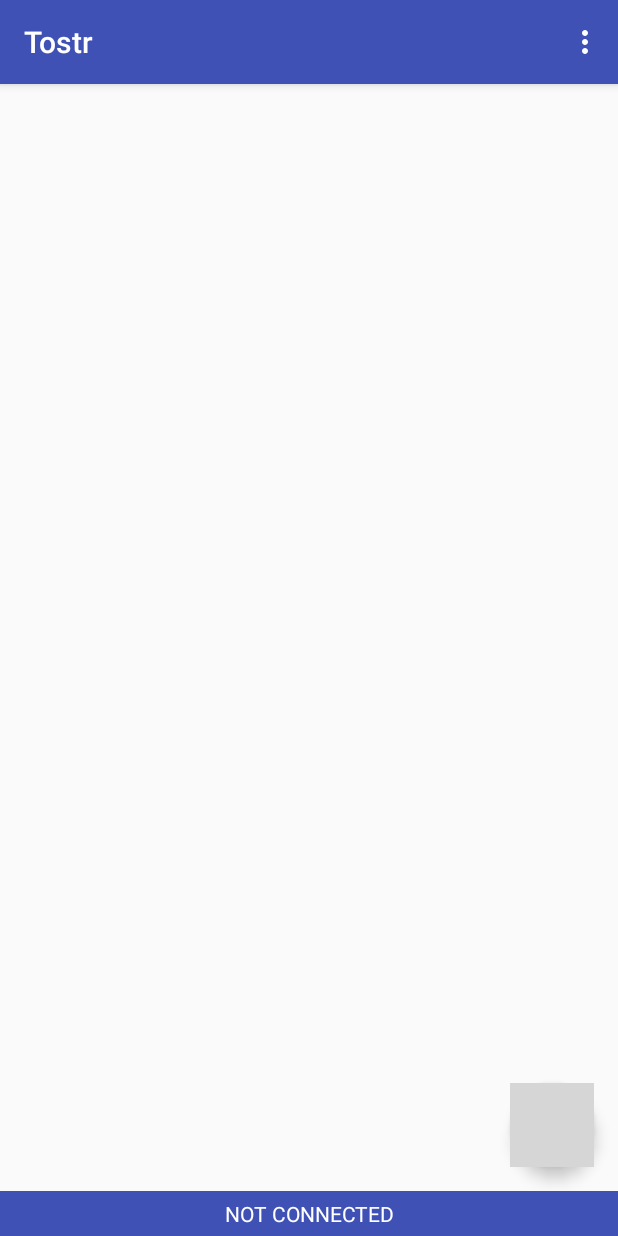
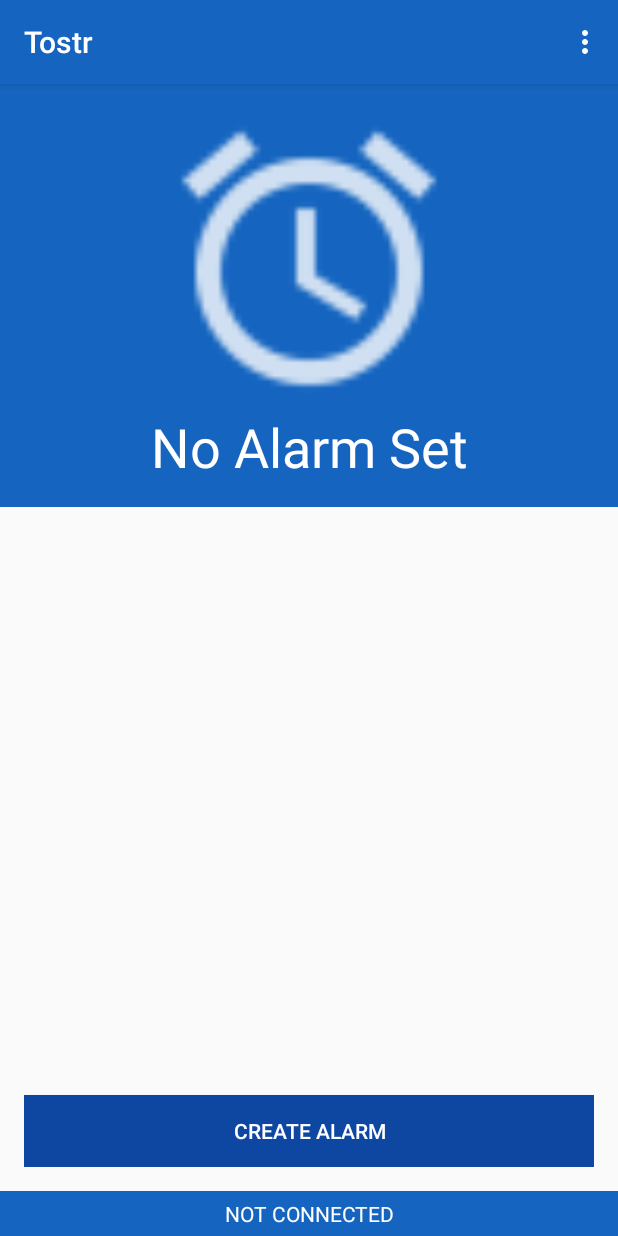
Before and after one commit to Speshel/Tostr, an Android app: the screen it shows after launch (MainActivity), on a phone screen of 412 x 824 dp. Run offline under Robolectric (Android 15) with nearby library versions, the phone set to English and light mode, and no system bars; libraries missing offline, so code that uses them is left out: com.pubnub.api; 6 statements that could not run were skipped; grey boxes are pictures that could not be loaded.

Commit message:
Changed the design Fixed some bugs regarding PubNub not being able to update the UI

```diff
--- a/app/src/main/java/me/loganfuller/tostr/MainActivity.java
+++ b/app/src/main/java/me/loganfuller/tostr/MainActivity.java
@@ -7,7 +7,6 @@ import android.content.Context;
 import android.content.Intent;
 import android.os.Build;
 import android.support.design.widget.FloatingActionButton;
-import android.support.design.widget.Snackbar;
 import android.support.v7.app.AppCompatActivity;
 import android.os.Bundle;
 import android.support.v7.widget.Toolbar;
@@ -15,7 +14,9 @@ import android.util.Log;
 import android.view.Menu;
 import android.view.MenuItem;
 import android.view.View;
+import android.widget.ArrayAdapter;
 import android.widget.Button;
+import android.widget.ListView;
 import android.widget.TextView;
 import android.widget.TimePicker;
 import android.widget.Toast;
@@ -29,31 +30,54 @@ import com.pubnub.api.models.consumer.PNStatus;
 import com.pubnub.api.models.consumer.pubsub.PNMessageResult;
 import com.pubnub.api.models.consumer.pubsub.PNPresenceEventResult;
 
+import java.text.ParseException;
+import java.text.SimpleDateFormat;
 import java.util.Arrays;
 import java.util.Calendar;
 import java.util.Collections;
+import java.util.Date;
+import java.util.Locale;
 
 import static android.os.Build.VERSION.SDK_INT;
 
 public class MainActivity extends AppCompatActivity {
 
+    /*
+    PubNub Variables
+     */
     private static final String PN = "PubNub";
     PubNub pubnub;
     String channel = "tostr";
 
-    // Alarm variables
+    /*
+    Alarm Variables
+     */
     PendingIntent pendingIntent;
     AlarmManager alarmManager;
 
-    TextView txtStatus;
+    /*
+    View declarations
+     */
+    TextView txtStatus, txtAlarmTime;
+    Button btnSetAlarm;
+    ListView lvAlarms;
 
     @Override
     protected void onCreate(Bundle savedInstanceState) {
         super.onCreate(savedInstanceState);
         setContentView(R.layout.activity_main);
+
+        /*
+        Setup the toolbar
+         */
         Toolbar toolbar = (Toolbar) findViewById(R.id.toolbar);
         setSupportActionBar(toolbar);
 
+        /*
+        Setup the FAB button and its associated onClickListener
+         */
+
+        /*
         FloatingActionButton fab = (FloatingActionButton) findViewById(R.id.fab);
         fab.setOnClickListener(new View.OnClickListener() {
             @Override
@@ -61,14 +85,17 @@ public class MainActivity extends AppCompatActivity {
                 setAlarm();
             }
         });
+        */
 
-        // Alarm
+        /*
+        Setup the alarm
+         */
         Intent alarmIntent = new Intent(MainActivity.this, AlarmReceiver.class);
         pendingIntent = PendingIntent.getBroadcast(MainActivity.this, 0, alarmIntent, 0);
 
-        txtStatus = (TextView) findViewById(R.id.txtStatus);
-
-        // Initialize PubNub with Subscribe and Publish keys
+        /*
+        Initialize PubNub
+         */
         PNConfiguration pnConfiguration = new PNConfiguration();
         pnConfiguration.setSubscribeKey("sub-c-05493e44-b06e-11e6-b4d6-02ee2ddab7fe");
         pnConfiguration.setPublishKey("pub-c-8b0161d7-b88a-44b6-99e2-bd29ad0ecda9");
@@ -85,7 +112,7 @@ public class MainActivity extends AppCompatActivity {
                 else if(status.getCategory() == PNStatusCategory.PNConnectedCategory) {
                     // We are connected, so we can now publish successfully.
                     if(status.getCategory() == PNStatusCategory.PNConnectedCategory) {
-                        txtStatus.setText("CONNECTED");
+                        txtStatus.setText(R.string.pubnub_status_connected);
                         pubnub.publish().channel(channel).message("Successfully connected to channel " + channel).async(new PNCallback<PNPublishResult>() {
                             @Override
                             public void onResponse(PNPublishResult result, PNStatus status) {
@@ -124,9 +151,6 @@ public class MainActivity extends AppCompatActivity {
                         cancelAlarm();
                     }
 
-                } else {
-                    // Message has been received on channel stored in
-                    // message.getSubscription()
                 }
             }
 
@@ -136,6 +160,28 @@ public class MainActivity extends AppCompatActivity {
             }
         });
         pubnub.subscribe().channels(Collections.singletonList(channel)).execute();
+
+        /*
+        Assign views to their variables
+         */
+        txtStatus = (TextView) findViewById(R.id.txtStatus);
+        txtAlarmTime = (TextView) findViewById(R.id.txtAlarmTime);
+
+        lvAlarms = (ListView) findViewById(R.id.lvAlarms);
+
+        btnSetAlarm = (Button) findViewById(R.id.btnSetAlarm);
+        btnSetAlarm.setOnClickListener(new View.OnClickListener() {
+            @Override
+            public void onClick(View view) {
+                setAlarm();
+            }
+        });
+
+        /*
+        Initializing lvAlarms
+         */
+
+
     }
 
     public void setAlarm() {
@@ -174,22 +220,51 @@ public class MainActivity extends AppCompatActivity {
                             // Does not display alarm clock icon in status bar
                             //alarmManager.setExactAndAllowWhileIdle(AlarmManager.RTC_WAKEUP, calSet.getTimeInMillis(), pendingIntent);
                         }
-                        Log.i("Alarm", "Alarm set for: " + hourOfDay + ":" + minute);
+                        String alarmTime = hourOfDay + ":" + minute;
+                        Log.i("Alarm", "Alarm set for: " + alarmTime);
+
+                        try {
+                            SimpleDateFormat sdf = new SimpleDateFormat("hh:mm", Locale.CANADA);
+                            Date dateObj = sdf.parse(alarmTime);
+                            txtAlarmTime.setText(new SimpleDateFormat("hh:mm a", Locale.CANADA).format(dateObj));
+                            Log.i("TEST", "alarm set for: " + sdf.format(dateObj));
+                            Toast.makeText(MainActivity.this, "The alarm has been set for: " + sdf.format(dateObj), Toast.LENGTH_SHORT).show();
+                        } catch (ParseException e) {
+                            e.printStackTrace();
+                        }
                     }
                 }, alarmHour, alarmMinute, false);
         timePickerDialog.show();
     }
 
     public void cancelAlarm() {
-        try {
+        if(alarmManager != null) {
             alarmManager.cancel(pendingIntent);
             Intent stopIntent = new Intent(MainActivity.this, RingtoneService.class);
             MainActivity.this.stopService(stopIntent);
             Log.i("Alarm", "The alarm has been cancelled.");
-        } catch(Exception e) {
+            runOnUiThread(new Runnable() {
+                @Override
+                public void run() {
+                    Toast.makeText(MainActivity.this, "The alarm has been cancelled.", Toast.LENGTH_SHORT).show();
+                }
+            });
+        } else {
             Log.i("Alarm", "There is no alarm clock to cancel.");
-            Toast.makeText(MainActivity.this, "There is no alarm to cancel.", Toast.LENGTH_SHORT).show();
+            runOnUiThread(new Runnable() {
+                @Override
+                public void run() {
+                    Toast.makeText(MainActivity.this, "There is no alarm to cancel.", Toast.LENGTH_SHORT).show();
+                }
+            });
         }
+        runOnUiThread(new Runnable() {
+            @Override
+            public void run() {
+                txtAlarmTime.setText(R.string.alarm_no_alarm);
+            }
+        });
+
     }
 
     private void publishTest() {
--- a/app/src/main/res/layout/content_main.xml
+++ b/app/src/main/res/layout/content_main.xml
@@ -1,5 +1,5 @@
 <?xml version="1.0" encoding="utf-8"?>
-<RelativeLayout xmlns:android="http://schemas.android.com/apk/res/android"
+<LinearLayout xmlns:android="http://schemas.android.com/apk/res/android"
     xmlns:tools="http://schemas.android.com/tools"
     xmlns:app="http://schemas.android.com/apk/res-auto"
     android:id="@+id/activity_main"
@@ -8,24 +8,46 @@
     android:orientation="vertical"
     tools:context="me.loganfuller.tostr.MainActivity">
 
-    <LinearLayout
+    <RelativeLayout
         android:layout_width="match_parent"
-        android:layout_height="wrap_content"
         android:orientation="vertical"
         android:paddingBottom="@dimen/activity_vertical_margin"
         android:paddingLeft="@dimen/activity_horizontal_margin"
         android:paddingRight="@dimen/activity_horizontal_margin"
-        android:paddingTop="@dimen/activity_vertical_margin">
+        android:paddingTop="@dimen/activity_vertical_margin"
+        android:background="@color/colorPrimary"
+        android:layout_weight="2"
+        android:layout_height="0dp">
 
-    </LinearLayout>
+        <ImageView
+            android:layout_width="match_parent"
+            android:layout_height="match_parent"
+            app:srcCompat="@drawable/ic_clock"
+            android:id="@+id/imgClock"
+            android:layout_above="@+id/txtAlarmTime" />
+
+        <TextView
+            android:layout_width="match_parent"
+            android:layout_height="wrap_content"
+            android:id="@+id/txtAlarmTime"
+            android:text="No Alarm Set"
+            android:textSize="36sp"
+            android:textColor="?android:attr/textColorPrimaryInverse"
+            android:gravity="bottom|center_horizontal"
+            android:layout_alignParentBottom="true"
+            android:layout_alignParentLeft="true"
+            android:layout_alignParentStart="true" />
+    </RelativeLayout>
 
     <RelativeLayout
         android:layout_width="match_parent"
-        android:layout_height="match_parent"
+        android:layout_height="0dp"
         android:layout_above="@+id/txtStatus"
-        android:layout_below="@+id/linearLayout">
+        android:layout_below="@+id/linearLayout"
+        android:layout_weight="3"
+        android:layout_margin="@dimen/activity_horizontal_margin">
 
-        <android.support.design.widget.FloatingActionButton
+        <!--<android.support.design.widget.FloatingActionButton
             android:id="@+id/fab"
             android:layout_width="wrap_content"
             android:layout_height="wrap_content"
@@ -34,8 +56,24 @@
             app:srcCompat="@drawable/ic_add_white_24dp"
             android:layout_alignParentLeft="false"
             android:layout_alignParentRight="true"
-            android:layout_alignParentBottom="true" />
+            android:layout_alignParentBottom="true" />-->
 
+        <ListView
+            android:layout_width="match_parent"
+            android:layout_height="match_parent"
+            android:layout_above="@+id/btnSetAlarm"
+            android:id="@+id/lvAlarms" />
+
+        <Button
+            android:text="Create Alarm"
+            android:layout_width="match_parent"
+            android:layout_height="wrap_content"
+            android:layout_alignParentBottom="true"
+            android:layout_centerHorizontal="true"
+            android:id="@+id/btnSetAlarm"
+            android:layout_gravity="bottom"
+            android:background="@color/colorPrimaryDark"
+            android:textColor="?android:attr/textColorPrimaryInverse" />
     </RelativeLayout>
 
     <TextView
@@ -52,4 +90,4 @@
         android:textColor="?android:attr/textColorPrimaryInverse"
         android:gravity="center_vertical" />
 
-</RelativeLayout>
+</LinearLayout>
--- a/app/src/main/res/values/colors.xml
+++ b/app/src/main/res/values/colors.xml
@@ -1,6 +1,6 @@
 <?xml version="1.0" encoding="utf-8"?>
 <resources>
-    <color name="colorPrimary">#3f51b5</color>
-    <color name="colorPrimaryDark">#303F9F</color>
-    <color name="colorAccent">#FF4081</color>
+    <color name="colorPrimary">#1565C0</color>
+    <color name="colorPrimaryDark">#0D47A1</color>
+    <color name="colorAccent">#FFAA00</color>
 </resources>
--- a/app/src/main/res/values/strings.xml
+++ b/app/src/main/res/values/strings.xml
@@ -1,4 +1,6 @@
 <resources>
     <string name="app_name">Tostr</string>
     <string name="action_emergency_stop">Stop Alarm</string>
+    <string name="alarm_no_alarm">No Alarm Set</string>
+    <string name="pubnub_status_connected">CONNECTED</string>
 </resources>
```
Also changed, not shown: app/src/main/java/me/loganfuller/tostr/AlarmList.java (added, +36 -0 lines), app/src/main/res/layout/item_alarm.xml (added, +22 -0 lines), app/src/main/res/drawable-hdpi/ic_clock.png (added), app/src/main/res/drawable-mdpi/ic_clock.png (added), app/src/main/res/drawable-xhdpi/ic_clock.png (added), app/src/main/res/drawable-xxhdpi/ic_clock.png (added).
